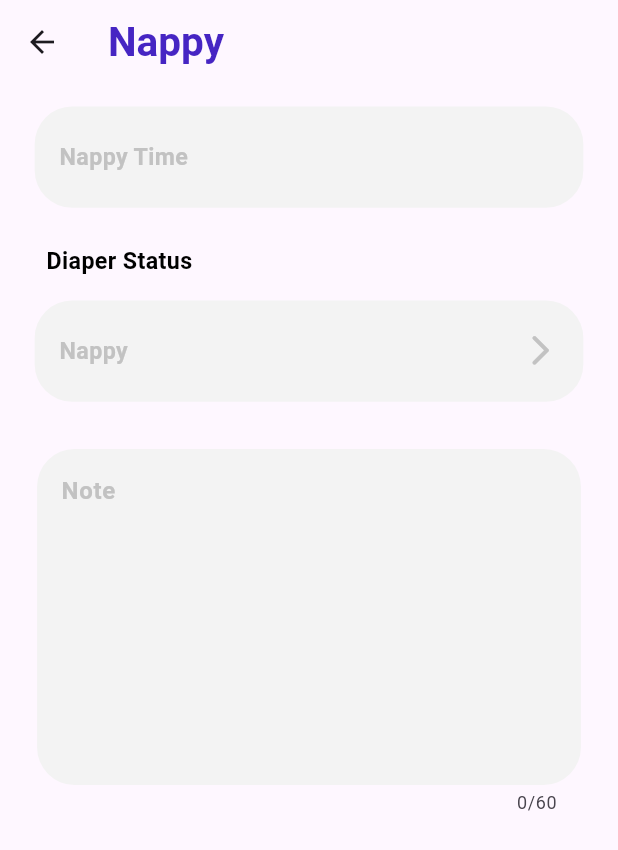
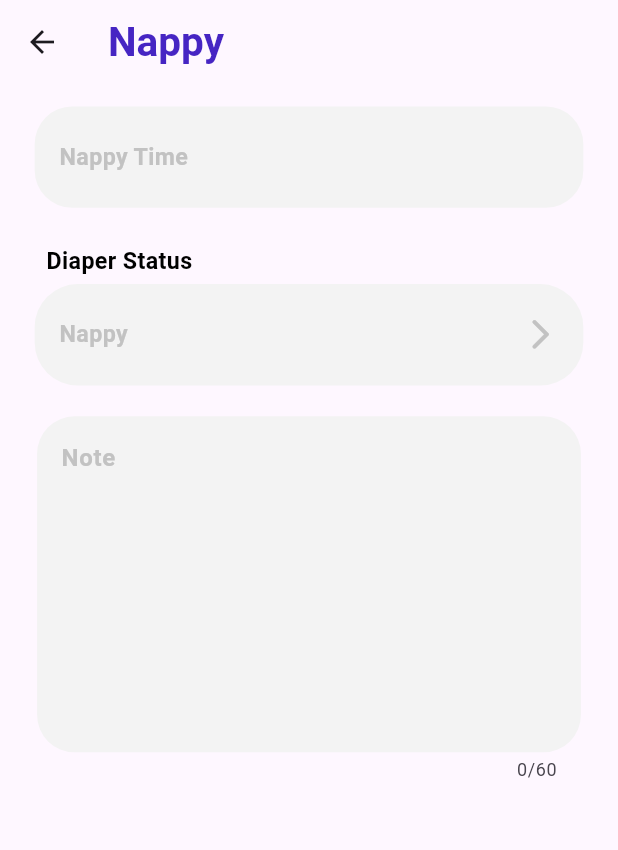
Before and after one commit to andactasdemir24/my_baby_tracker, a Flutter app: the NappyPage screen opened directly, on a phone screen of 412 x 824 dp. Shown: the top 850 px of the screen. Run offline on Flutter 3.47's test engine with Material 3 defaults, Android fonts, the phone set to English and light mode, and no system bars; our stand-ins replace carousel_slider, flutter_mobx, flutter_screenutil, flutter_speed_dial, get_it, google_nav_bar and 6 more; accounts and stored records are empty; generated files the repository leaves out were written again; Roboto replaces fonts that are missing (Poppins).

Commit message:
fixed code nappy and symptomps pages. added clear selectedindices func

```diff
--- a/lib/app/features/screens/nappy/view/nappy_edit_page.dart
+++ b/lib/app/features/screens/nappy/view/nappy_edit_page.dart
@@ -86,11 +86,12 @@ class _NappyPageEditState extends State<NappyPageEdit> {
                       : nappyViewmodel.selectedIndicess.map((index) => index.name).join(', '),
                   style: const TextStyle(fontSize: 15.5, fontWeight: FontWeight.bold, color: cblack),
                 )),
+                SizedBox(height: displayHeight(context) * 0.02),
                 CustomNoteTextfield(
                   controller: noteController,
                   onChanged: (p0) => nappyViewmodel.changeVisibleNappy(),
                 ),
-                SizedBox(height: displayHeight(context) * 0.1),
+                SizedBox(height: displayHeight(context) * 0.15),
                 Observer(
                   builder: (context) {
                     return CustomButton(
--- a/lib/app/features/screens/nappy/view/nappy_page.dart
+++ b/lib/app/features/screens/nappy/view/nappy_page.dart
@@ -14,14 +14,9 @@ import '../../../../core/constants/text_constants.dart';
 import '../../../../core/getIt/locator.dart';
 import '../widgets/custom_nappy_container.dart';
 
-class NappyPage extends StatefulWidget {
+class NappyPage extends StatelessWidget {
   const NappyPage({super.key});
 
-  @override
-  State<NappyPage> createState() => _NappyPageState();
-}
-
-class _NappyPageState extends State<NappyPage> {
   @override
   Widget build(BuildContext context) {
     final nappyViewmodel = locator.get<NappyViewModel>();
@@ -65,7 +60,7 @@ class _NappyPageState extends State<NappyPage> {
                   controller: nappyViewmodel.noteController,
                   onChanged: (p0) => nappyViewmodel.changeVisibleNappy(),
                 ),
-                SizedBox(height: displayHeight(context) * 0.1),
+                SizedBox(height: displayHeight(context) * 0.15),
                 Observer(
                   builder: (context) {
                     return Visibility(
--- a/lib/app/features/screens/nappy/viewmodel/nappy_viewmodel.dart
+++ b/lib/app/features/screens/nappy/viewmodel/nappy_viewmodel.dart
@@ -98,6 +98,11 @@ abstract class _NappyViewModelBase with Store {
   // }
 
   @action
+  Future<void> clearSelectedSymptoms() async {
+    selectedIndicess.clear();
+  }
+
+  @action
   Future<void> addNappy() async {
     var uuid = const Uuid();
     if (time4 != null) {
--- a/lib/app/features/screens/nappy/widgets/custom_nappy_container.dart
+++ b/lib/app/features/screens/nappy/widgets/custom_nappy_container.dart
@@ -2,6 +2,7 @@
 import 'package:baby_tracker_app/app/features/screens/nappy/view/nappy_list_page.dart';
 import 'package:flutter/material.dart';
 import 'package:flutter_mobx/flutter_mobx.dart';
+import 'package:flutter_screenutil/flutter_screenutil.dart';
 import '../../../../core/constants/color_constants.dart';
 import '../../../../core/constants/mediaquery_constants.dart';
 import '../../../theme/baby_icons.dart';
@@ -17,7 +18,7 @@ class CustomNappyList extends StatelessWidget {
   @override
   Widget build(BuildContext context) {
     return Padding(
-      padding: const EdgeInsets.symmetric(vertical: 15),
+      padding: EdgeInsets.symmetric(vertical: displayHeight(context) * 0.005),
       child: GestureDetector(
         onTap: () {
           Navigator.push(
@@ -31,7 +32,7 @@ class CustomNappyList extends StatelessWidget {
           width: displayWidth(context) * 0.8878,
           height: displayHeight(context) * 0.082,
           decoration: BoxDecoration(
-            borderRadius: BorderRadius.circular(25),
+            borderRadius: BorderRadius.circular(25.r),
             color: annualColor,
           ),
           child: Padding(
--- a/lib/app/features/screens/symptomps/viewmodel/symptomps_viewmodel.dart
+++ b/lib/app/features/screens/symptomps/viewmodel/symptomps_viewmodel.dart
@@ -103,7 +103,13 @@ abstract class _SymptompsViewmodelBase with Store {
           selectedIndices.add(symptopmsModel);
         }
       }
+      changeVisible();
     });
+  }
+
+  @action
+  Future<void> clearSelectedSymptoms() async {
+    selectedIndices.clear();
   }
 
   @action
--- a/lib/app/features/screens/symptomps/widgets/custom_sypmtomps_container.dart
+++ b/lib/app/features/screens/symptomps/widgets/custom_sypmtomps_container.dart
@@ -2,6 +2,7 @@
 import 'package:flutter/material.dart';
 import 'package:flutter_mobx/flutter_mobx.dart';
 import 'package:baby_tracker_app/app/features/screens/symptomps/view/symptomps_list_page.dart';
+import 'package:flutter_screenutil/flutter_screenutil.dart';
 import '../../../../core/constants/color_constants.dart';
 import '../../../../core/constants/mediaquery_constants.dart';
 import '../../../theme/baby_icons.dart';
@@ -17,7 +18,7 @@ class CustomSymptompsList extends StatelessWidget {
   @override
   Widget build(BuildContext context) {
     return Padding(
-      padding: const EdgeInsets.symmetric(vertical: 15),
+      padding: EdgeInsets.symmetric(vertical: displayHeight(context) * 0.02),
       child: GestureDetector(
         onTap: () {
           Navigator.push(
@@ -31,7 +32,7 @@ class CustomSymptompsList extends StatelessWidget {
           width: displayWidth(context) * 0.8878,
           height: displayHeight(context) * 0.082,
           decoration: BoxDecoration(
-            borderRadius: BorderRadius.circular(25),
+            borderRadius: BorderRadius.circular(25.r),
             color: annualColor,
           ),
           child: Padding(
```
Also changed, not shown: lib/app/features/screens/nappy/view/nappy_list_page.dart (+9 -1 lines), lib/app/features/screens/nappy/widgets/custom_nappy_list.dart (+6 -5 lines), lib/app/features/screens/symptomps/view/symptomps_list_page.dart (+11 -4 lines), lib/app/features/screens/symptomps/view/symptomps_page.dart (+1 -6 lines), lib/app/features/screens/symptomps/widgets/custom_symptomps_list.dart (+5 -7 lines).
